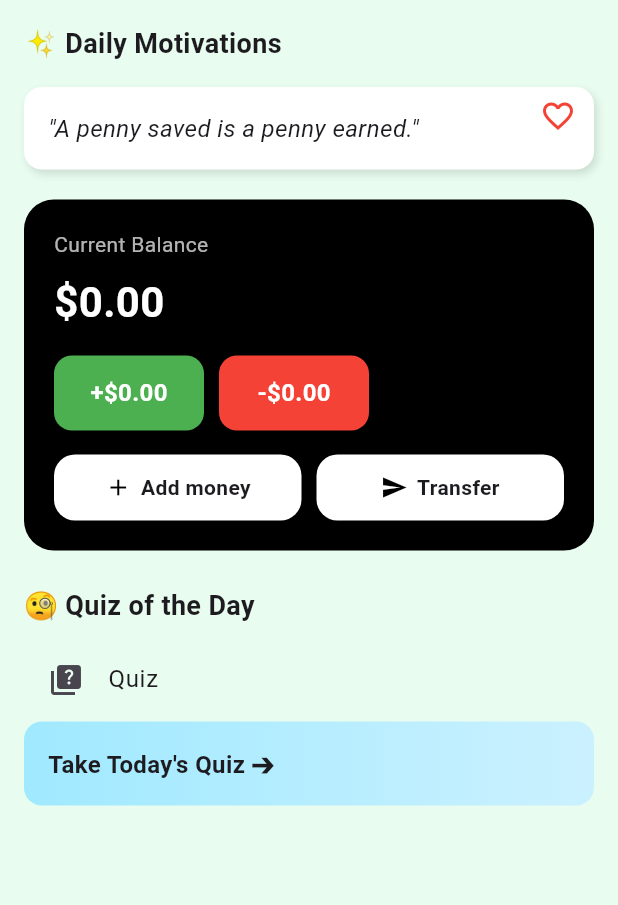
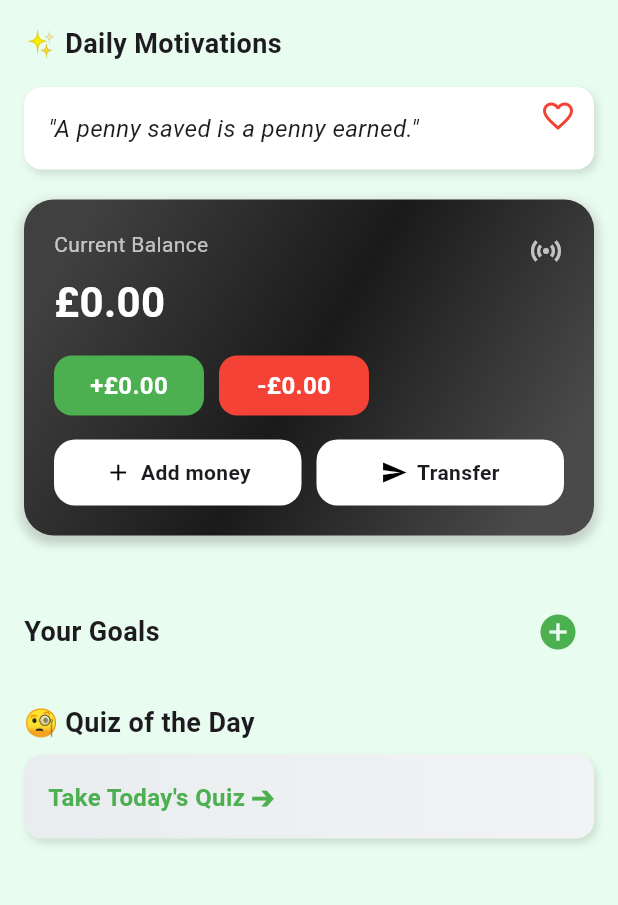
Before and after one commit to Ranjeet19/My-PFM-app, a Flutter app: the screen it shows after launch, on a phone screen of 412 x 824 dp, the part 84-989 px from its top. Run offline on Flutter 3.47's test engine with Material 3 defaults, Android fonts, the phone set to English and light mode, and no system bars; our stand-ins replace hive, hive_flutter; accounts and stored records are empty.

Commit message:
goal part and Ui PArt updated

```diff
--- a/lib/models/goal.dart
+++ b/lib/models/goal.dart
@@ -2,20 +2,16 @@ import 'package:hive/hive.dart';
 
 part 'goal.g.dart';
 
-@HiveType(typeId: 1)
+@HiveType(typeId: 2)
 class Goal extends HiveObject {
   @HiveField(0)
   String title;
 
   @HiveField(1)
-  double targetAmount;
+  double current;
 
   @HiveField(2)
-  double savedAmount;
+  double target;
 
-  Goal({
-    required this.title,
-    required this.targetAmount,
-    required this.savedAmount,
-  });
+  Goal({required this.title, required this.current, required this.target});
 }
--- a/lib/models/quiz_question.dart
+++ b/lib/models/quiz_question.dart
@@ -2,7 +2,7 @@ import 'package:hive/hive.dart';
 
 part 'quiz_question.g.dart';
 
-@HiveType(typeId: 2)
+@HiveType(typeId: 3)
 class QuizQuestion extends HiveObject {
   @HiveField(0)
   String question;
--- a/lib/screens/home_screen.dart
+++ b/lib/screens/home_screen.dart
@@ -4,6 +4,7 @@ import 'package:flutter/cupertino.dart';
 import 'package:flutter/material.dart';
 import 'package:hive_flutter/hive_flutter.dart';
 import 'package:my_pfm_app/screens/favorite_quotes_screen.dart';
+import 'package:my_pfm_app/widgets/goal_section.dart';
 import '../models/transaction.dart';
 import '../models/quote.dart';
 import 'transaction_screen.dart';
@@ -84,15 +85,17 @@ class HomeScreen extends StatelessWidget {
                 const SizedBox(height: 20),
                 _buildBlackAccountCard(context, balance, income, expense),
                 const SizedBox(height: 24),
+
+              // 🎯, Goals Section,
+                const GoalSection(),
+
+                const SizedBox(height: 16),
+
                 const Text("\ud83e\uddd0 Quiz of the Day",
                     style:
                         TextStyle(fontSize: 18, fontWeight: FontWeight.bold)),
                 const SizedBox(height: 8),
-                ListTile(
-                  leading: const Icon(Icons.quiz),
-                  title: const Text('Quiz'),
-                  onTap: () => Navigator.pushNamed(context, '/quiz'),
-                ),
+
                 _buildQuizPlaceholder(context),
               ],
             ),
@@ -114,19 +117,59 @@ class HomeScreen extends StatelessWidget {
       child: Container(
         padding: const EdgeInsets.all(20),
         decoration: BoxDecoration(
-          color: Colors.black,
+            gradient: LinearGradient(
+              begin: Alignment.topLeft,
+              end: Alignment.bottomRight,
+              colors: [
+                Color(0xFF404040),
+                Color(0xFF1A1A1A),
+                Color(0xFF4A4A4A),
+                ],
+                stops: [0.1, 0.5, 0.9],
+              ),
+              boxShadow: [
+                BoxShadow(
+                color: Colors.black.withOpacity(0.25),
+                spreadRadius: 1,
+                blurRadius: 6,
+                offset: Offset(0, 3),
+                ),
+                BoxShadow(
+                color: Colors.white.withOpacity(0.2),
+                spreadRadius: 2,
+                blurRadius: 4,
+                offset: Offset(-1, -1),
+                ),
+                BoxShadow(
+                color: Colors.white.withOpacity(0.1),
+                spreadRadius: 1,
+                blurRadius: 2,
+                offset: Offset(1, 1),
+                ),
+              ],
           borderRadius: BorderRadius.circular(20),
         ),
         child: Column(
           crossAxisAlignment: CrossAxisAlignment.start,
           children: [
-            const Text(
-              "Current Balance",
-              style: TextStyle(color: Colors.white70, fontSize: 14),
+            Row(
+              mainAxisAlignment: MainAxisAlignment.spaceBetween,
+              children: [
+              Column(
+                crossAxisAlignment: CrossAxisAlignment.start,
+                children: [
+                const Text(
+                  "Current Balance",
+                  style: TextStyle(color: Colors.white70, fontSize: 14),
+                ),
+                const SizedBox(height: 8),
+                ],
+              ),
+              Icon(Icons.sensors, color: Colors.white70, size: 24),
+              ],
             ),
-            const SizedBox(height: 8),
             Text(
-              "\$${balance.toStringAsFixed(2)}",
+              "\£${balance.toStringAsFixed(2)}",
               style: const TextStyle(
                   color: Colors.white,
                   fontSize: 28,
@@ -135,9 +178,9 @@ class HomeScreen extends StatelessWidget {
             const SizedBox(height: 16),
             Row(
               children: [
-                _miniCard("+\$${income.toStringAsFixed(2)}", Colors.green),
+                _miniCard("+\£${income.toStringAsFixed(2)}", Colors.green),
                 const SizedBox(width: 10),
-                _miniCard("-\$${expense.toStringAsFixed(2)}", Colors.red),
+                _miniCard("-\£${expense.toStringAsFixed(2)}", Colors.red),
               ],
             ),
             const SizedBox(height: 16),
@@ -157,7 +200,7 @@ class HomeScreen extends StatelessWidget {
   Widget _miniCard(String text, Color color) {
     return Container(
       width: 100,
-      height: 50,
+      height: 40,
       decoration: BoxDecoration(
         color: color,
         borderRadius: BorderRadius.circular(12),
@@ -195,23 +238,33 @@ class HomeScreen extends StatelessWidget {
 
   Widget _buildQuizPlaceholder(BuildContext context) {
     return GestureDetector(
-      onTap: () {
-        ScaffoldMessenger.of(context).showSnackBar(const SnackBar(
-          content: Text("Quiz feature coming soon!"),
-        ));
-      },
+      // onTap: () {
+      //   ScaffoldMessenger.of(context).showSnackBar(const SnackBar(
+      //     content: Text("Quiz feature coming soon!"),
+      //   ));
+      // },
+
+      onTap: () => Navigator.pushNamed(context, '/quiz'),
       child: Container(
         width: double.infinity,
         padding: const EdgeInsets.all(16),
         decoration: BoxDecoration(
+          boxShadow: const [
+            BoxShadow(
+                color: Colors.black12, blurRadius: 4, offset: Offset(2, 3))
+          ],
           gradient: const LinearGradient(
-            colors: [Color(0xFFA0E9FF), Color(0xFFCBF1FF)],
+            colors: [
+              Color.fromARGB(255, 234, 237, 239),
+              Color.fromARGB(255, 241, 243, 244)
+            ],
           ),
           borderRadius: BorderRadius.circular(12),
         ),
         child: const Text(
           'Take Today\'s Quiz \u2794',
-          style: TextStyle(fontSize: 16, fontWeight: FontWeight.w600),
+          style: TextStyle(
+              fontSize: 16, fontWeight: FontWeight.w600, color: Colors.green),
         ),
       ),
     );
--- a/lib/widgets/finance_card.dart
+++ b/lib/widgets/finance_card.dart
@@ -58,12 +58,12 @@ class FinanceCard extends StatelessWidget {
                 Row(
                   mainAxisAlignment: MainAxisAlignment.spaceBetween,
                   children: [
-                    _summaryItem(Icons.arrow_downward, 'Income', '+\$${income.toStringAsFixed(2)}', Colors.greenAccent),
-                    _summaryItem(Icons.arrow_upward, 'Expense', '-\$${expense.toStringAsFixed(2)}', AppColors.red),
+                    _summaryItem(Icons.arrow_downward, 'Income', '+\£${income.toStringAsFixed(2)}', Colors.greenAccent),
+                    _summaryItem(Icons.arrow_upward, 'Expense', '-\£${expense.toStringAsFixed(2)}', AppColors.red),
                   ],
                 ),
                 const SizedBox(height: 12),
-                Text('Balance: \$${total.toStringAsFixed(2)}',
+                Text('Balance: \£${total.toStringAsFixed(2)}',
                   style: const TextStyle(color: AppColors.white, fontSize: 16),
                 ),
               ],
--- /dev/null
+++ b/lib/widgets/goal_section.dart
@@ -0,0 +1,103 @@
+import 'package:flutter/material.dart';
+import 'package:hive/hive.dart';
+import '../models/goal.dart';
+import 'goal_tile.dart';
+
+class GoalSection extends StatefulWidget {
+  const GoalSection({super.key});
+
+  @override
+  State<GoalSection> createState() => _GoalSectionState();
+}
+
+class _GoalSectionState extends State<GoalSection> {
+  late Box<Goal> _goalBox;
+
+  @override
+  void initState() {
+    super.initState();
+    _goalBox = Hive.box<Goal>('goals');
+  }
+
+  void _showAddGoalDialog() {
+    final titleController = TextEditingController();
+    final currentController = TextEditingController();
+    final targetController = TextEditingController();
+
+    showDialog(
+      context: context,
+      builder: (_) => AlertDialog(
+        title: const Text('Add Goal'),
+        content: Column(
+          mainAxisSize: MainAxisSize.min,
+          children: [
+            TextField(
+              controller: titleController,
+              decoration: const InputDecoration(labelText: 'Goal Title'),
+            ),
+            TextField(
+              controller: currentController,
+              keyboardType: TextInputType.number,
+              decoration: const InputDecoration(labelText: 'Current Amount'),
+            ),
+            TextField(
+              controller: targetController,
+              keyboardType: TextInputType.number,
+              decoration: const InputDecoration(labelText: 'Target Amount'),
+            ),
+          ],
+        ),
+        actions: [
+          TextButton(
+              onPressed: () => Navigator.pop(context), child: const Text('Cancel')),
+          ElevatedButton(
+              onPressed: () {
+                final title = titleController.text.trim();
+                final current = double.tryParse(currentController.text) ?? 0;
+                final target = double.tryParse(targetController.text) ?? 0;
+
+                if (title.isNotEmpty && target > 0) {
+                  _goalBox.add(Goal(title: title, current: current, target: target));
+                }
+                Navigator.pop(context);
+                setState(() {});
+              },
+              child: const Text('Add')),
+        ],
+      ),
+    );
+  }
+
+  @override
+  Widget build(BuildContext context) {
+    final goals = _goalBox.values.toList();
+
+    return Column(
+      crossAxisAlignment: CrossAxisAlignment.start,
+      children: [
+        const SizedBox(height: 16),
+        Row(
+          mainAxisAlignment: MainAxisAlignment.spaceBetween,
+          children: [
+            const Text("Your Goals",
+                style: TextStyle(fontSize: 18, fontWeight: FontWeight.bold)),
+            IconButton(
+              onPressed: _showAddGoalDialog,
+              icon: const Icon(Icons.add_circle, color: Colors.green, size: 28),
+            )
+          ],
+        ),
+        const SizedBox(height: 8),
+        ...goals.map((goal) => GoalTile(
+              title: goal.title,
+              current: goal.current,
+              target: goal.target,
+              onDelete: () {
+                goal.delete();
+                setState(() {});
+              },
+            )),
+      ],
+    );
+  }
+}
--- a/lib/widgets/transaction_tile.dart
+++ b/lib/widgets/transaction_tile.dart
@@ -50,7 +50,7 @@ class TransactionTile extends StatelessWidget {
           mainAxisSize: MainAxisSize.min,
           children: [
             Text(
-              '${transaction.isIncome ? '+' : '-'} \$${transaction.amount.toStringAsFixed(2)}',
+              '${transaction.isIncome ? '+' : '-'} \£${transaction.amount.toStringAsFixed(2)}',
               style: TextStyle(
                 color: transaction.isIncome ? Colors.green : AppColors.red,
                 fontWeight: FontWeight.w600,
```
Also changed, not shown: lib/main.dart (+13 -11 lines), lib/screens/goal_tracker_screen.dart (deleted, +0 -162 lines), lib/screens/transaction_screen.dart (+6 -6 lines), lib/widgets/goal_tile.dart (added, +54 -0 lines), lib/models/goal.g.dart, lib/models/quiz_question.g.dart.
